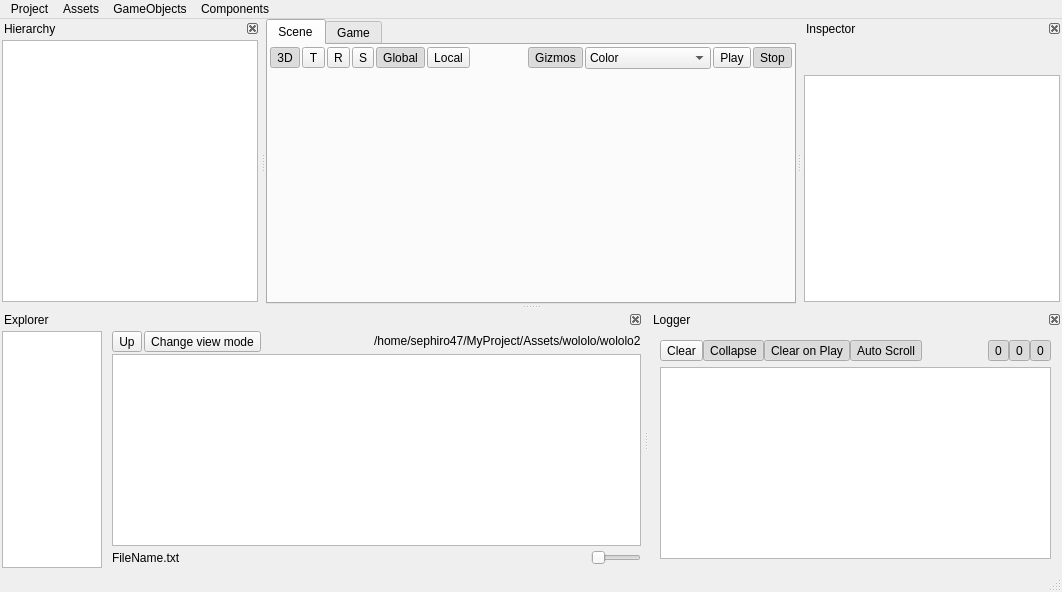
The window that EngineAssets/EditorWindow.ui (Bang3DEngine/OldBang) describes before a commit, drawn with Qt 5.
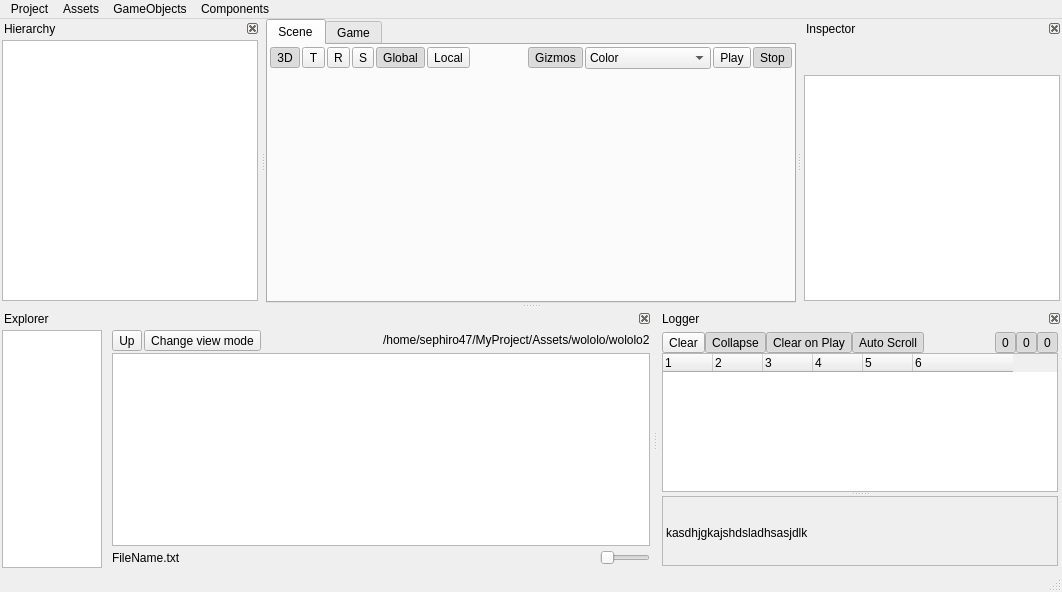
The same window after the commit. Icons and pictures are not drawn. Custom widgets are drawn as their Qt base class.

Diff of the .ui file:
```diff
--- a/EngineAssets/EditorWindow.ui
+++ b/EngineAssets/EditorWindow.ui
@@ -36,10 +36,7 @@
    <bool>true</bool>
   </property>
   <widget class="QWidget" name="centralwidget">
-   <layout class="QVBoxLayout" name="verticalLayout">
-    <property name="spacing">
-     <number>0</number>
-    </property>
+   <layout class="QHBoxLayout" name="horizontalLayout_6">
     <property name="leftMargin">
      <number>0</number>
     </property>
@@ -918,6 +915,21 @@
      <item>
       <widget class="QWidget" name="widgetLogger" native="true">
        <layout class="QVBoxLayout" name="verticalLayout_6">
+        <property name="spacing">
+         <number>0</number>
+        </property>
+        <property name="leftMargin">
+         <number>2</number>
+        </property>
+        <property name="topMargin">
+         <number>2</number>
+        </property>
+        <property name="rightMargin">
+         <number>2</number>
+        </property>
+        <property name="bottomMargin">
+         <number>2</number>
+        </property>
         <item>
          <layout class="QHBoxLayout" name="horizontalLayout_5">
           <property name="spacing">
@@ -1084,12 +1096,123 @@
            <property name="showDropIndicator" stdset="0">
             <bool>false</bool>
            </property>
+           <property name="selectionMode">
+            <enum>QAbstractItemView::SingleSelection</enum>
+           </property>
+           <property name="selectionBehavior">
+            <enum>QAbstractItemView::SelectItems</enum>
+           </property>
+           <property name="textElideMode">
+            <enum>Qt::ElideMiddle</enum>
+           </property>
            <property name="verticalScrollMode">
             <enum>QAbstractItemView::ScrollPerPixel</enum>
            </property>
            <property name="horizontalScrollMode">
             <enum>QAbstractItemView::ScrollPerPixel</enum>
            </property>
+           <property name="indentation">
+            <number>0</number>
+           </property>
+           <property name="uniformRowHeights">
+            <bool>true</bool>
+           </property>
+           <property name="itemsExpandable">
+            <bool>false</bool>
+           </property>
+           <property name="allColumnsShowFocus">
+            <bool>true</bool>
+           </property>
+           <property name="wordWrap">
+            <bool>true</bool>
+           </property>
+           <property name="expandsOnDoubleClick">
+            <bool>false</bool>
+           </property>
+           <property name="columnCount">
+            <number>6</number>
+           </property>
+           <attribute name="headerDefaultSectionSize">
+            <number>50</number>
+           </attribute>
+           <attribute name="headerStretchLastSection">
+            <bool>false</bool>
+           </attribute>
+           <column>
+            <property name="text">
+             <string>1</string>
+            </property>
+           </column>
+           <column>
+            <property name="text">
+             <string notr="true">2</string>
+            </property>
+           </column>
+           <column>
+            <property name="text">
+             <string notr="true">3</string>
+            </property>
+           </column>
+           <column>
+            <property name="text">
+             <string notr="true">4</string>
+            </property>
+           </column>
+           <column>
+            <property name="text">
+             <string notr="true">5</string>
+            </property>
+           </column>
+           <column>
+            <property name="text">
+             <string notr="true">6</string>
+            </property>
+           </column>
+          </widget>
+          <widget class="QScrollArea" name="scrollArea">
+           <property name="widgetResizable">
+            <bool>true</bool>
+           </property>
+           <widget class="QWidget" name="scrollAreaWidgetContents">
+            <property name="geometry">
+             <rect>
+              <x>0</x>
+              <y>0</y>
+              <width>448</width>
+              <height>76</height>
+             </rect>
+            </property>
+            <layout class="QGridLayout" name="gridLayout">
+             <property name="leftMargin">
+              <number>3</number>
+             </property>
+             <property name="topMargin">
+              <number>5</number>
+             </property>
+             <property name="rightMargin">
+              <number>0</number>
+             </property>
+             <property name="bottomMargin">
+              <number>0</number>
+             </property>
+             <property name="spacing">
+              <number>0</number>
+             </property>
+             <item row="0" column="0">
+              <widget class="QLabel" name="labelLoggerCompleteMessage">
+               <property name="text">
+                <string>kasdhjgkajshdsladhsasjdlk</string>
+               </property>
+               <property name="wordWrap">
+                <bool>true</bool>
+               </property>
+               <property name="textInteractionFlags">
+                <set>Qt::LinksAccessibleByMouse|Qt::TextSelectableByMouse</set>
+               </property>
+              </widget>
+             </item>
+            </layout>
+           </widget>
           </widget>
          </widget>
         </item>
@@ -1350,11 +1473,6 @@
    <extends>QListWidget</extends>
    <header>Inspector.h</header>
   </customwidget>
-  <customwidget>
-   <class>ListLogger</class>
-   <extends>QListWidget</extends>
-   <header>ListLogger.h</header>
-  </customwidget>
   <customwidget>
    <class>Explorer</class>
    <extends>QListView</extends>
@@ -1382,6 +1500,11 @@
    <header>Screen.h</header>
    <container>1</container>
   </customwidget>
+  <customwidget>
+   <class>ListLogger</class>
+   <extends>QTreeWidget</extends>
+   <header>ListLogger.h</header>
+  </customwidget>
  </customwidgets>
  <resources>
   <include location="qdarkstyle/style.qrc"/>
```
Left out of the diff: 4 changed lines with no effect on the pictures.
